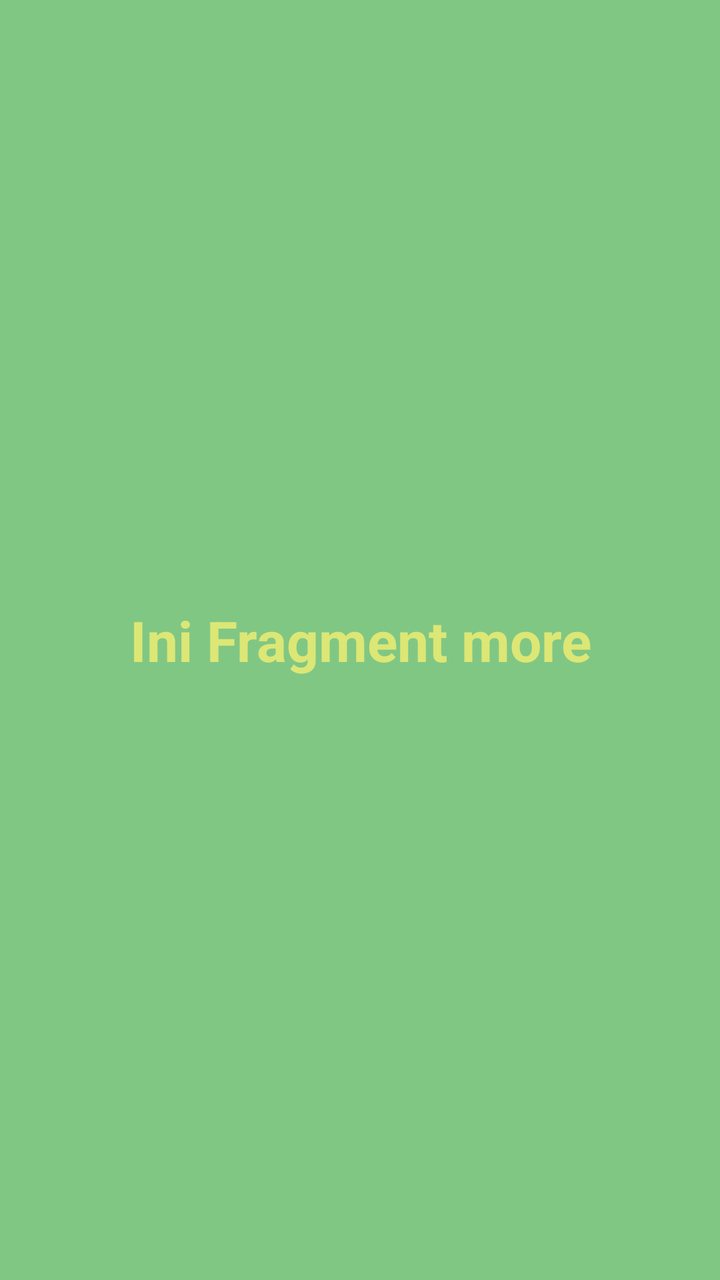
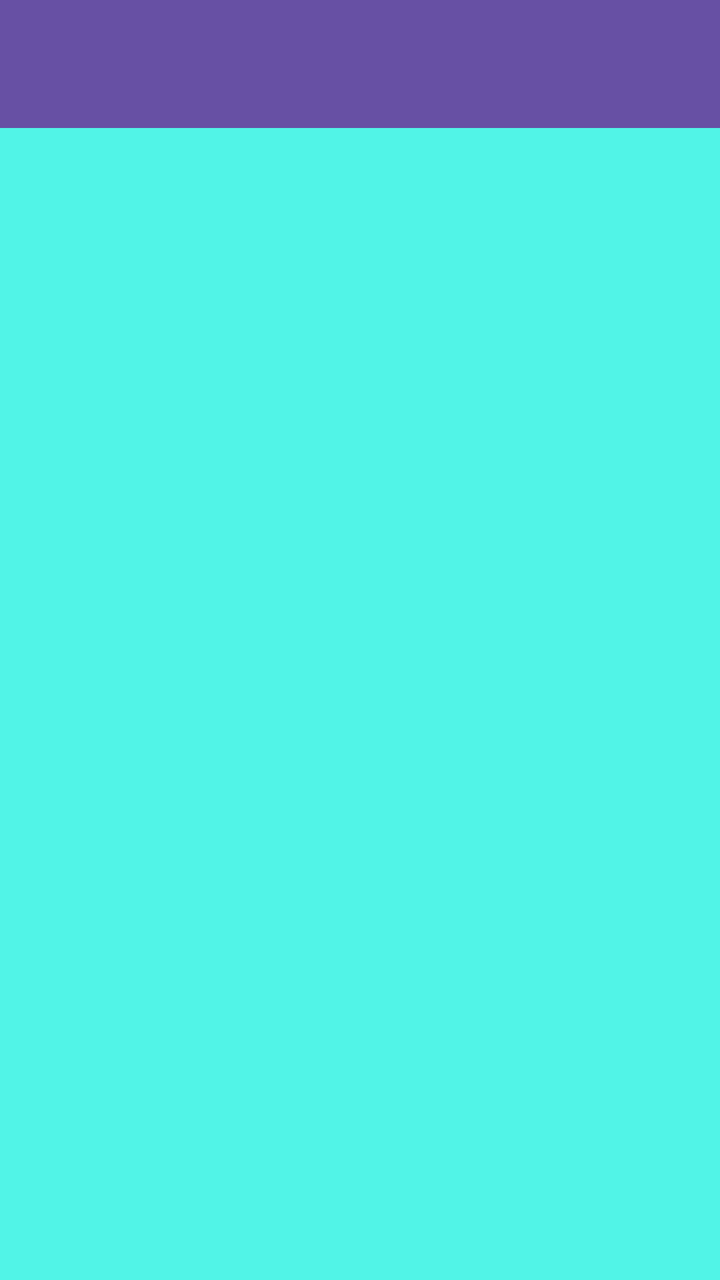

An Android layout rendered at two revisions. The XML below is the earlier revision; the diff shows what the commit changed to produce the second picture.
<!-- AndroidManifest.xml: application theme Theme.AppAsikk -->
<!-- res/layout/fragment_more.xml -->
<?xml version="1.0" encoding="utf-8"?>
<FrameLayout xmlns:android="http://schemas.android.com/apk/res/android"
    xmlns:tools="http://schemas.android.com/tools"
    android:layout_width="match_parent"
    android:layout_height="match_parent"
    android:background="#81C784"
    tools:context=".More.MoreFragment">

    
    <TextView
        android:layout_width="match_parent"
        android:layout_height="match_parent"
        android:gravity="center"
        android:text="Ini Fragment more"
        android:textColor="#DCE775"
        android:textSize="28sp"
        android:textStyle="bold" />

</FrameLayout>
<!-- resources referenced by this layout -->
<resources>
  <style name="Theme.AppAsikk" parent="Base.Theme.AppAsikk" />
  <style name="Base.Theme.AppAsikk" parent="Theme.Material3.DayNight.NoActionBar">
          
          
      </style>
</resources>

<!-- the commit's change to res/layout/fragment_more.xml (unified diff, before → after) -->
@@ -1,19 +1,29 @@
 <?xml version="1.0" encoding="utf-8"?>
-<FrameLayout xmlns:android="http://schemas.android.com/apk/res/android"
+<androidx.constraintlayout.widget.ConstraintLayout xmlns:android="http://schemas.android.com/apk/res/android"
     xmlns:tools="http://schemas.android.com/tools"
     android:layout_width="match_parent"
     android:layout_height="match_parent"
-    android:background="#81C784"
+    xmlns:app="http://schemas.android.com/apk/res-auto"
+    android:background="#51F4E7"
     tools:context=".More.MoreFragment">
 
-    
-    <TextView
+    <androidx.appcompat.widget.Toolbar
+        android:id="@+id/toolbar"
         android:layout_width="match_parent"
-        android:layout_height="match_parent"
-        android:gravity="center"
-        android:text="Ini Fragment more"
-        android:textColor="#DCE775"
-        android:textSize="28sp"
-        android:textStyle="bold" />
+        android:layout_height="?attr/actionBarSize"
+        android:background="?attr/colorPrimary"
+        app:layout_constraintEnd_toEndOf="parent"
+        app:layout_constraintStart_toStartOf="parent"
+        app:layout_constraintTop_toTopOf="parent"
+        app:titleTextColor="@android:color/white" />
 
-</FrameLayout>
+    <ListView
+        android:id="@+id/listViewItems"
+        android:layout_width="0dp"
+        android:layout_height="0dp"
+        app:layout_constraintTop_toBottomOf="@id/toolbar"
+        app:layout_constraintBottom_toBottomOf="parent"
+        app:layout_constraintStart_toStartOf="parent"
+        app:layout_constraintEnd_toEndOf="parent"/>
+
+</androidx.constraintlayout.widget.ConstraintLayout>
